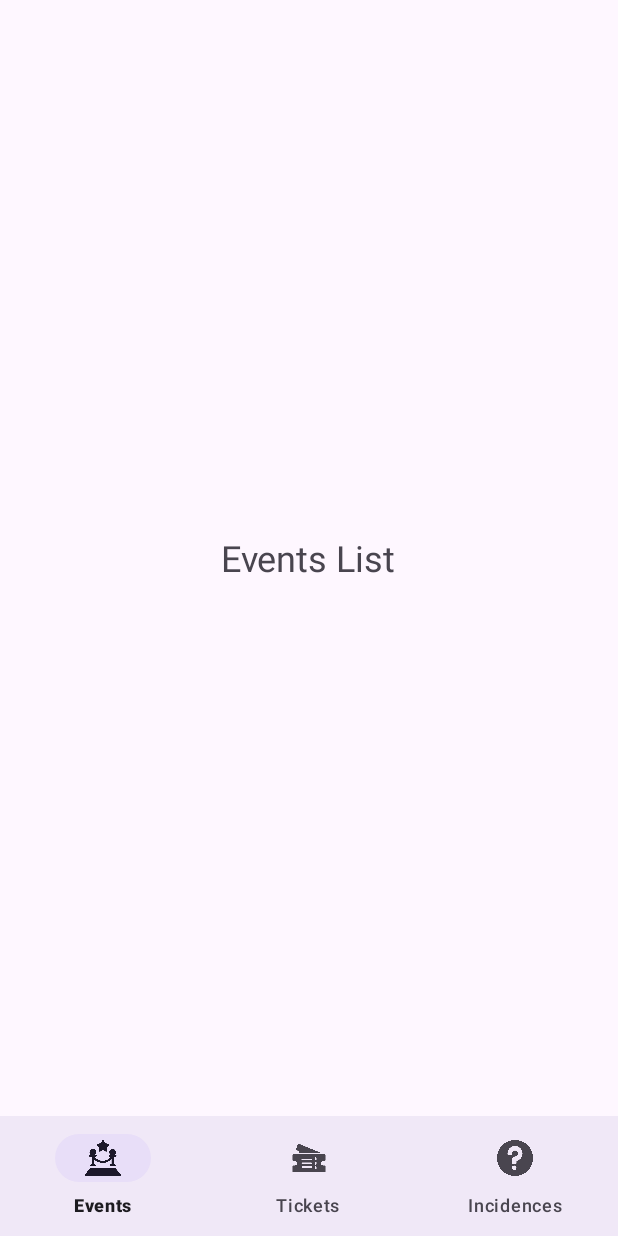
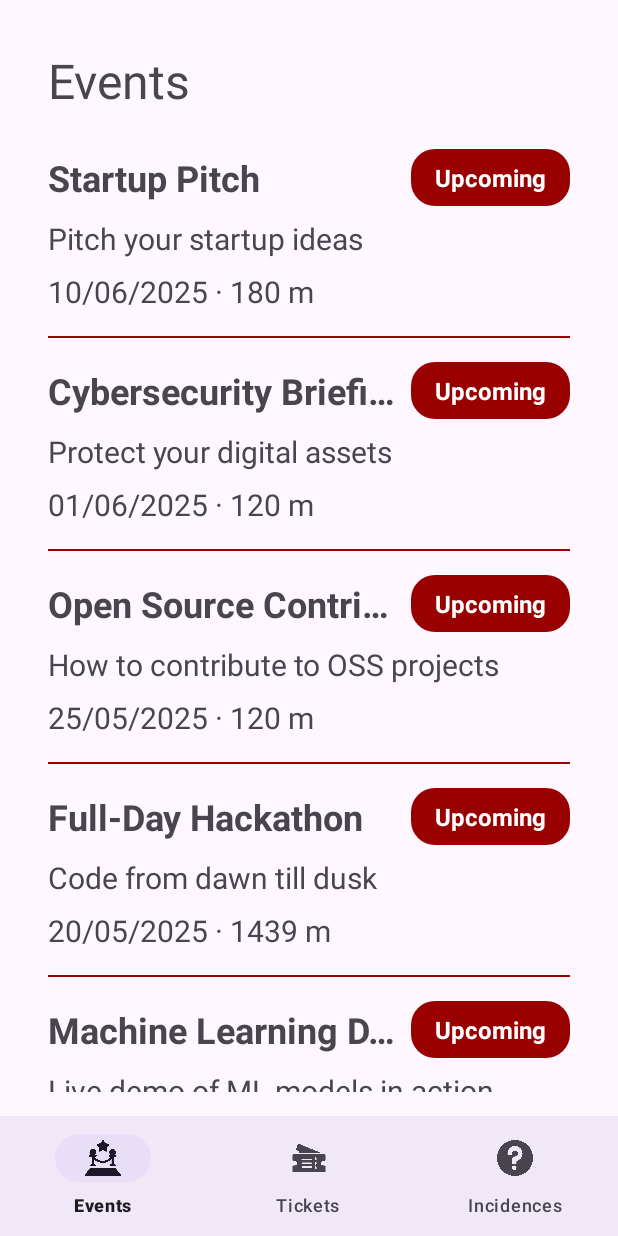
Before and after one commit to Eventolog/android-app, an Android app: the screen it shows after launch (AuthenticatedActivity), on a phone screen of 412 x 824 dp. Run offline under Robolectric (Android 15) with nearby library versions, the phone set to English and light mode, and no system bars.

Commit message:
add events page

```diff
--- a/app/src/main/java/com/example/eventology/activities/MainActivity.kt
+++ b/app/src/main/java/com/example/eventology/activities/MainActivity.kt
@@ -7,16 +7,16 @@ import androidx.appcompat.app.AppCompatActivity
 import com.example.eventology.databinding.ActivityMainBinding
 
 class MainActivity : AppCompatActivity() {
-//    private lateinit var binding: ActivityMainBinding
+    private lateinit var binding: ActivityMainBinding
 
     override fun onCreate(savedInstanceState: Bundle?) {
         super.onCreate(savedInstanceState)
         enableEdgeToEdge()
 
-        var intent = Intent(this, AuthenticatedActivity::class.java)
+        var intent = Intent(this, LoginActivity::class.java)
         startActivity(intent)
 
-//        binding = ActivityMainBinding.inflate(layoutInflater)
-//        setContentView(binding.root)
+        binding = ActivityMainBinding.inflate(layoutInflater)
+        setContentView(binding.root)
     }
 }
--- /dev/null
+++ b/app/src/main/java/com/example/eventology/adapters/EventsAdapter.kt
@@ -0,0 +1,90 @@
+package com.example.eventology.adapters
+
+import android.content.Context
+import android.view.LayoutInflater
+import android.view.ViewGroup
+import androidx.core.content.ContextCompat
+import androidx.recyclerview.widget.RecyclerView
+import com.example.eventology.R
+import com.example.eventology.databinding.ItemEventBinding
+import com.example.eventology.data.models.Event
+import com.example.eventology.utils.DateUtils
+
+/**
+ * Adapter class for displaying a list of [Event] items in a RecyclerView.
+ *
+ * @param events The list of event objects to be displayed.
+ */
+class EventsAdapter(private val events: List<Event>) :
+    RecyclerView.Adapter<EventsAdapter.EventViewHolder>() {
+
+    /**
+     * ViewHolder class that holds the layout views for an individual event item.
+     *
+     * @property binding The ViewBinding object for the item layout.
+     */
+    inner class EventViewHolder(private val binding: ItemEventBinding) :
+        RecyclerView.ViewHolder(binding.root) {
+
+        /**
+         * Binds the data from an [Event] object to the layout views.
+         *
+         * @param event The event object containing the data to display.
+         */
+        fun bind(event: Event, context: Context) {
+            binding.eventName.text = event.name
+            val readableDate = DateUtils.toReadableDate(event.startTime)
+            val differenceInMins = DateUtils.getDifferenceInMinutes(event.startTime, event.endTime)
+            binding.eventTime.text = "$readableDate · ${differenceInMins} m"
+            binding.eventDescription.text = event.description
+            var isUpcoming = DateUtils.isUpcoming(event.startTime)
+            var chipStyle: Int? = null
+            var chipText: String = ""
+            var textColor: Int? = null;
+            if(isUpcoming){
+                chipStyle = R.drawable.chip_background_active
+                chipText = context.getString(R.string.upcoming)
+                textColor = context.getColor(R.color.white)
+            }else{
+                chipStyle = R.drawable.chip_background_inactive
+                chipText = context.getString(R.string.finished)
+                textColor = context.getColor(R.color.black)
+            }
+            binding.eventStatusChip.apply {
+                text = chipText
+                setBackgroundResource(chipStyle)
+                setTextColor(textColor)
+            }
+        }
+    }
+
+    /**
+     * Inflates the layout for each event item and returns a [EventViewHolder].
+     *
+     * @param parent The parent view group.
+     * @param viewType The view type of the new view.
+     * @return A new instance of [EventViewHolder].
+     */
+    override fun onCreateViewHolder(parent: ViewGroup, viewType: Int): EventViewHolder {
+        val binding = ItemEventBinding.inflate(LayoutInflater.from(parent.context), parent, false)
+        return EventViewHolder(binding)
+    }
+
+    /**
+     * Returns the total number of events in the list.
+     *
+     * @return The size of the event list.
+     */
+    override fun getItemCount(): Int = events.size
+
+    /**
+     * Binds the event data to the view holder for a given position.
+     *
+     * @param holder The view holder which should be updated.
+     * @param position The position of the item within the adapter's data set.
+     */
+    override fun onBindViewHolder(holder: EventViewHolder, position: Int) {
+        val context = holder.itemView.context
+        holder.bind(events[position], context)
+    }
+}
--- a/app/src/main/java/com/example/eventology/data/services/MockedDataService.kt
+++ b/app/src/main/java/com/example/eventology/data/services/MockedDataService.kt
@@ -77,20 +77,146 @@ object MockDataService : DataServiceInterface {
 
     override suspend fun getAllEvents(): List<Event> {
         return listOf(
-//            Event(
-//                id = 1,
-//                name = "Startup Pitch",
-//                description = "Pitch your startup ideas",
-//                ifFullDay = false,
-//                startTime = "2025-06-10T10:00:00",
-//                endTime = "2025-06-10T13:00:00",
-//                status = "scheduled",
-//                createdAt = "2025-05-12T20:09:05.77",
-//                roomName = "Room A",
-//                roomDescription = "A small conference room",
-//                roomDistribution = "{\"Scenery\":[],\"Seats\":[]}",
-//                roomHasSeatDistribution = true
-//            )
+            Event(
+                id = 1,
+                name = "Startup Pitch",
+                description = "Pitch your startup ideas",
+                ifFullDay = false,
+                startTime = "2025-06-10T10:00:00",
+                endTime = "2025-06-10T13:00:00",
+                status = "scheduled",
+                createdAt = "2025-05-12T20:09:05.77",
+                roomName = "Room A",
+                roomDescription = "A small conference room",
+                roomDistribution = "{\"Scenery\":[],\"Seats\":[]}",
+                roomHasSeatDistribution = true
+            ),
+            Event(
+                id = 2,
+                name = "AI & Ethics Panel",
+                description = "Discuss the ethics of AI systems",
+                ifFullDay = false,
+                startTime = "2025-05-10T14:00:00",
+                endTime = "2025-05-10T16:00:00",
+                status = "completed",
+                createdAt = "2025-04-25T10:15:00",
+                roomName = "Room B",
+                roomDescription = "Medium-sized auditorium",
+                roomDistribution = "{\"Scenery\":[],\"Seats\":[]}",
+                roomHasSeatDistribution = true
+            ),
+            Event(
+                id = 3,
+                name = "UX Design Workshop",
+                description = "Hands-on session on design thinking",
+                ifFullDay = false,
+                startTime = "2025-05-13T09:00:00",
+                endTime = "2025-05-13T12:00:00",
+                status = "completed",
+                createdAt = "2025-04-28T08:00:00",
+                roomName = "Room C",
+                roomDescription = "Workshop space with whiteboards",
+                roomDistribution = "{\"Scenery\":[],\"Seats\":[]}",
+                roomHasSeatDistribution = false
+            ),
+            Event(
+                id = 4,
+                name = "Cloud Computing 101",
+                description = "Intro to cloud infrastructure",
+                ifFullDay = false,
+                startTime = "2025-05-15T11:00:00",
+                endTime = "2025-05-15T13:00:00",
+                status = "scheduled",
+                createdAt = "2025-05-01T13:45:00",
+                roomName = "Room D",
+                roomDescription = "Standard meeting room",
+                roomDistribution = "{\"Scenery\":[],\"Seats\":[]}",
+                roomHasSeatDistribution = false
+            ),
+            Event(
+                id = 5,
+                name = "Full-Day Hackathon",
+                description = "Code from dawn till dusk",
+                ifFullDay = true,
+                startTime = "2025-05-20T00:00:00",
+                endTime = "2025-05-20T23:59:59",
+                status = "scheduled",
+                createdAt = "2025-05-05T16:30:00",
+                roomName = "Main Hall",
+                roomDescription = "Large hall with multiple stations",
+                roomDistribution = "{\"Scenery\":[],\"Seats\":[]}",
+                roomHasSeatDistribution = true
+            ),
+            Event(
+                id = 6,
+                name = "Networking Breakfast",
+                description = "Meet fellow professionals over coffee",
+                ifFullDay = false,
+                startTime = "2025-05-14T08:00:00",
+                endTime = "2025-05-14T09:30:00",
+                status = "ongoing",
+                createdAt = "2025-05-10T09:00:00",
+                roomName = "Cafeteria",
+                roomDescription = "Casual space with food and drinks",
+                roomDistribution = "{\"Scenery\":[],\"Seats\":[]}",
+                roomHasSeatDistribution = false
+            ),
+            Event(
+                id = 7,
+                name = "Cybersecurity Briefing",
+                description = "Protect your digital assets",
+                ifFullDay = false,
+                startTime = "2025-06-01T10:00:00",
+                endTime = "2025-06-01T12:00:00",
+                status = "scheduled",
+                createdAt = "2025-05-11T11:11:00",
+                roomName = "Room E",
+                roomDescription = "Secure room with limited access",
+                roomDistribution = "{\"Scenery\":[],\"Seats\":[]}",
+                roomHasSeatDistribution = true
+            ),
+            Event(
+                id = 8,
+                name = "Machine Learning Demo",
+                description = "Live demo of ML models in action",
+                ifFullDay = false,
+                startTime = "2025-05-18T15:00:00",
+                endTime = "2025-05-18T17:00:00",
+                status = "scheduled",
+                createdAt = "2025-05-08T14:20:00",
+                roomName = "Lab A",
+                roomDescription = "Equipped with GPUs",
+                roomDistribution = "{\"Scenery\":[],\"Seats\":[]}",
+                roomHasSeatDistribution = true
+            ),
+            Event(
+                id = 9,
+                name = "Data Privacy Training",
+                description = "Learn GDPR and data security practices",
+                ifFullDay = false,
+                startTime = "2025-04-30T13:00:00",
+                endTime = "2025-04-30T16:00:00",
+                status = "completed",
+                createdAt = "2025-04-15T09:00:00",
+                roomName = "Room F",
+                roomDescription = "Training room with projectors",
+                roomDistribution = "{\"Scenery\":[],\"Seats\":[]}",
+                roomHasSeatDistribution = false
+            ),
+            Event(
+                id = 10,
+                name = "Open Source Contributions",
+                description = "How to contribute to OSS projects",
+                ifFullDay = false,
+                startTime = "2025-05-25T10:00:00",
+                endTime = "2025-05-25T12:00:00",
+                status = "scheduled",
+                createdAt = "2025-05-09T18:00:00",
+                roomName = "Room G",
+                roomDescription = "Collaboration zone",
+                roomDistribution = "{\"Scenery\":[],\"Seats\":[]}",
+                roomHasSeatDistribution = true
+            )
         )
     }
 }
--- a/app/src/main/java/com/example/eventology/fragments/EventsListPageFragment.kt
+++ b/app/src/main/java/com/example/eventology/fragments/EventsListPageFragment.kt
@@ -2,13 +2,86 @@ package com.example.eventology.fragments
 
 import android.os.Bundle
 import android.view.*
+import androidx.fragment.app.Fragment
+import androidx.lifecycle.lifecycleScope
+import androidx.recyclerview.widget.LinearLayoutManager
 import com.example.eventology.R
+import com.example.eventology.adapters.EventsAdapter
+import com.example.eventology.data.services.ApiServiceProvider
+import com.example.eventology.databinding.FragmentPageEventsListBinding
+import kotlinx.coroutines.launch
 
 /**
- * Fragment to show the events list
+ * [EventsListPageFragment] is a [Fragment] responsible for displaying a list of events.
+ *
+ * It fetches the data asynchronously using a coroutine and populates a RecyclerView
+ * with the list of events via [EventsAdapter].
+ *
+ * This fragment uses ViewBinding via [FragmentPageEventsListBinding] to interact with its layout.
  */
 class EventsListPageFragment : PageFragments(1) {
-    override fun onCreateView(inflater: LayoutInflater, container: ViewGroup?, savedInstanceState: Bundle?): View {
-        return inflater.inflate(R.layout.fragment_page_events_list, container, false)
+
+    // Backing property for view binding to avoid memory leaks
+    private var _binding: FragmentPageEventsListBinding? = null
+
+    /**
+     * Non-null access to the binding instance.
+     * Only valid between [onCreateView] and [onDestroyView].
+     */
+    private val binding get() = _binding!!
+
+    /**
+     * Called to have the fragment instantiate its user interface view.
+     * Sets up the binding to the layout using ViewBinding.
+     *
+     * @param inflater The LayoutInflater object that can be used to inflate any views.
+     * @param container The parent view that the fragment's UI should be attached to.
+     * @param savedInstanceState Previous state, if available.
+     * @return The root view of the binding.
+     */
+    override fun onCreateView(
+        inflater: LayoutInflater, container: ViewGroup?, savedInstanceState: Bundle?
+    ): View? {
+        _binding = FragmentPageEventsListBinding.inflate(inflater, container, false)
+        return binding.root
+    }
+
+    /**
+     * Called after the view has been created.
+     * Launches a coroutine to fetch the list of events and display them in the RecyclerView.
+     *
+     * @param view The view returned by [onCreateView].
+     * @param savedInstanceState Previous state, if available.
+     */
+    override fun onViewCreated(view: View, savedInstanceState: Bundle?) {
+        super.onViewCreated(view, savedInstanceState)
+
+        // Use lifecycleScope to safely call suspend functions within fragment lifecycle
+        lifecycleScope.launch {
+            try {
+                // Fetch events from the API service
+                var events = ApiServiceProvider.getDataService().getAllEvents()
+                events = events
+                    .sortedByDescending { it.startTime }
+
+                println("events size: " + events.size)
+
+                // Setup RecyclerView with fetched events
+                binding.eventsRecyclerView.layoutManager = LinearLayoutManager(requireContext())
+                binding.eventsRecyclerView.adapter = EventsAdapter(events)
+            } catch (e: Exception) {
+                // Log the exception (could be improved with UI error messaging)
+                e.printStackTrace()
+            }
+        }
+    }
+
+    /**
+     * Called when the view created by the fragment is being destroyed.
+     * Clears the binding to avoid memory leaks.
+     */
+    override fun onDestroyView() {
+        super.onDestroyView()
+        _binding = null
     }
 }
--- /dev/null
+++ b/app/src/main/java/com/example/eventology/utils/DateUtils.kt
@@ -0,0 +1,53 @@
+package com.example.eventology.utils
+
+import java.time.Duration
+import java.time.LocalDateTime
+import java.time.format.DateTimeFormatter
+
+object DateUtils {
+
+    private val inputFormatter = DateTimeFormatter.ofPattern("yyyy-MM-dd'T'HH:mm:ss")
+    private val outputFormatter = DateTimeFormatter.ofPattern("dd/MM/yyyy")
+
+    /**
+     * Checks if the given date string is in the future compared to now.
+     * @param dateStr The date string in ISO format: "yyyy-MM-dd'T'HH:mm:ss"
+     * @return true if the date is after now, false otherwise.
+     */
+    fun isUpcoming(dateStr: String): Boolean {
+        val date = LocalDateTime.parse(dateStr, inputFormatter)
+        return date.isAfter(LocalDateTime.now())
+    }
+
+    /**
+     * Checks if the given date string is in the past compared to now.
+     * @param dateStr The date string in ISO format: "yyyy-MM-dd'T'HH:mm:ss"
+     * @return true if the date is before now, false otherwise.
+     */
+    fun isPast(dateStr: String): Boolean {
+        val date = LocalDateTime.parse(dateStr, inputFormatter)
+        return date.isBefore(LocalDateTime.now())
+    }
+
+    /**
+     * Converts a date string from ISO format to dd/MM/yyyy.
+     * @param dateStr The date string in ISO format: "yyyy-MM-dd'T'HH:mm:ss"
+     * @return A formatted date string in "dd/MM/yyyy" format.
+     */
+    fun toReadableDate(dateStr: String): String {
+        val date = LocalDateTime.parse(dateStr, inputFormatter)
+        return date.format(outputFormatter)
+    }
+
+    /**
+     * Returns the difference in minutes between two date strings.
+     * @param startDateStr The start date in ISO format: "yyyy-MM-dd'T'HH:mm:ss"
+     * @param endDateStr The end date in ISO format: "yyyy-MM-dd'T'HH:mm:ss"
+     * @return The number of minutes between start and end.
+     */
+    fun getDifferenceInMinutes(startDateStr: String, endDateStr: String): Long {
+        val start = LocalDateTime.parse(startDateStr, inputFormatter)
+        val end = LocalDateTime.parse(endDateStr, inputFormatter)
+        return Duration.between(start, end).toMinutes()
+    }
+}
--- /dev/null
+++ b/app/src/main/res/drawable/chip_background_active.xml
@@ -0,0 +1,11 @@
+<?xml version="1.0" encoding="utf-8"?>
+<shape xmlns:android="http://schemas.android.com/apk/res/android"
+    android:shape="rectangle">
+    <solid android:color="@color/primary" />
+    <corners android:radius="16dp" />
+    <padding
+        android:left="16dp"
+        android:top="8dp"
+        android:right="16dp"
+        android:bottom="8dp" />
+</shape>
--- /dev/null
+++ b/app/src/main/res/drawable/chip_background_inactive.xml
@@ -0,0 +1,11 @@
+<?xml version="1.0" encoding="utf-8"?>
+<shape xmlns:android="http://schemas.android.com/apk/res/android"
+    android:shape="rectangle">
+    <solid android:color="@color/gray" />
+    <corners android:radius="16dp" />
+    <padding
+        android:left="16dp"
+        android:top="8dp"
+        android:right="16dp"
+        android:bottom="8dp" />
+</shape>
--- a/app/src/main/res/layout/fragment_page_events_list.xml
+++ b/app/src/main/res/layout/fragment_page_events_list.xml
@@ -1,13 +1,27 @@
 <?xml version="1.0" encoding="utf-8"?>
 <LinearLayout xmlns:android="http://schemas.android.com/apk/res/android"
-    android:gravity="center"
+    xmlns:app="http://schemas.android.com/apk/res-auto"
     android:orientation="vertical"
     android:layout_width="match_parent"
+    android:paddingHorizontal="@dimen/padding_horizontal_page"
+    android:paddingVertical="@dimen/padding_vertical_page"
     android:layout_height="match_parent">
 
     <TextView
-        android:text="Events List"
-        android:textSize="24sp"
+        android:id="@+id/appTitle"
+        android:text="@string/events"
+        android:textSize="@dimen/text_size_title"
         android:layout_width="wrap_content"
-        android:layout_height="wrap_content"/>
+        android:layout_height="wrap_content"
+        android:paddingVertical="@dimen/padding_vertical_title"
+        />
+
+    <androidx.recyclerview.widget.RecyclerView
+        android:id="@+id/eventsRecyclerView"
+        android:layout_width="match_parent"
+        android:layout_height="0dp"
+        android:layout_weight="1"
+        app:layout_constraintEnd_toEndOf="parent"
+        app:layout_constraintStart_toStartOf="parent"
+        app:layout_constraintTop_toBottomOf="@id/appTitle"/>
 </LinearLayout>
--- /dev/null
+++ b/app/src/main/res/layout/item_event.xml
@@ -0,0 +1,58 @@
+<?xml version="1.0" encoding="utf-8"?>
+<LinearLayout xmlns:android="http://schemas.android.com/apk/res/android"
+    android:orientation="vertical"
+    android:paddingVertical="@dimen/padding_between_vertical_items"
+    android:layout_width="match_parent"
+    android:layout_height="wrap_content">
+    <LinearLayout
+        android:layout_width="match_parent"
+        android:layout_height="wrap_content"
+        android:orientation="horizontal"
+        android:gravity="center_vertical">
+
+        <TextView
+            android:id="@+id/eventName"
+            android:textStyle="bold"
+            android:textSize="@dimen/text_size_lg"
+            android:layout_width="0dp"
+            android:layout_height="wrap_content"
+            android:layout_weight="1"
+            android:ellipsize="end"
+            android:maxLines="1"
+            android:text="Event Name" />
+
+        <TextView
+            android:id="@+id/eventStatusChip"
+            android:layout_width="wrap_content"
+            android:layout_height="wrap_content"
+            android:layout_marginStart="8dp"
+            android:background="@drawable/chip_background_active"
+            android:textColor="@android:color/black"
+            android:textSize="@dimen/text_size_sm"
+            android:paddingHorizontal="16dp"
+            android:paddingVertical="8dp"
+            android:gravity="center"
+            android:textStyle="bold" />
+    </LinearLayout>
+
+    <TextView
+        android:id="@+id/eventDescription"
+        android:textSize="@dimen/text_size_md"
+        android:layout_width="wrap_content"
+        android:paddingTop="@dimen/padding_between_vertical_items"
+        android:layout_height="wrap_content"/>
+
+    <TextView
+        android:id="@+id/eventTime"
+        android:textSize="@dimen/text_size_md"
+        android:layout_width="wrap_content"
+        android:paddingTop="@dimen/padding_between_vertical_items"
+        android:layout_height="wrap_content"/>
+
+    <!-- Bottom gray border -->
+    <View
+        android:layout_width="match_parent"
+        android:layout_height="1dp"
+        android:layout_marginTop="@dimen/padding_vertical_page"
+        android:background="@color/primary" />
+</LinearLayout>
--- a/app/src/main/res/values/colors.xml
+++ b/app/src/main/res/values/colors.xml
@@ -2,5 +2,6 @@
 <resources>
     <color name="black">#FF000000</color>
     <color name="white">#FFFFFFFF</color>
+    <color name="gray">#CCCCCC</color>
     <color name="primary">#990000</color>
 </resources>
--- a/app/src/main/res/values/dimens.xml
+++ b/app/src/main/res/values/dimens.xml
@@ -6,4 +6,8 @@
     <dimen name="text_button">20sp</dimen>
     <dimen name="text_input">20sp</dimen>
     <dimen name="text_size_title">32sp</dimen>
+    <dimen name="padding_horizontal_page">32dp</dimen>
+    <dimen name="padding_vertical_page">16dp</dimen>
+    <dimen name="padding_vertical_title">16dp</dimen>
+    <dimen name="padding_between_vertical_items">8dp</dimen>
 </resources>
--- a/app/src/main/res/values/strings.xml
+++ b/app/src/main/res/values/strings.xml
@@ -13,4 +13,7 @@
     <string name="error_invalid_credentials">The credentials you entered are incorrect. Please try again</string>
     <string name="error_invalid_email_format">Invalid email format</string>
     <string name="error_password_length">Password must be longer than 5 characters</string>
+    <string name="events">Events</string>
+    <string name="upcoming">Upcoming</string>
+    <string name="finished">Finished</string>
 </resources>
```
Also changed, not shown: 2 other files.
